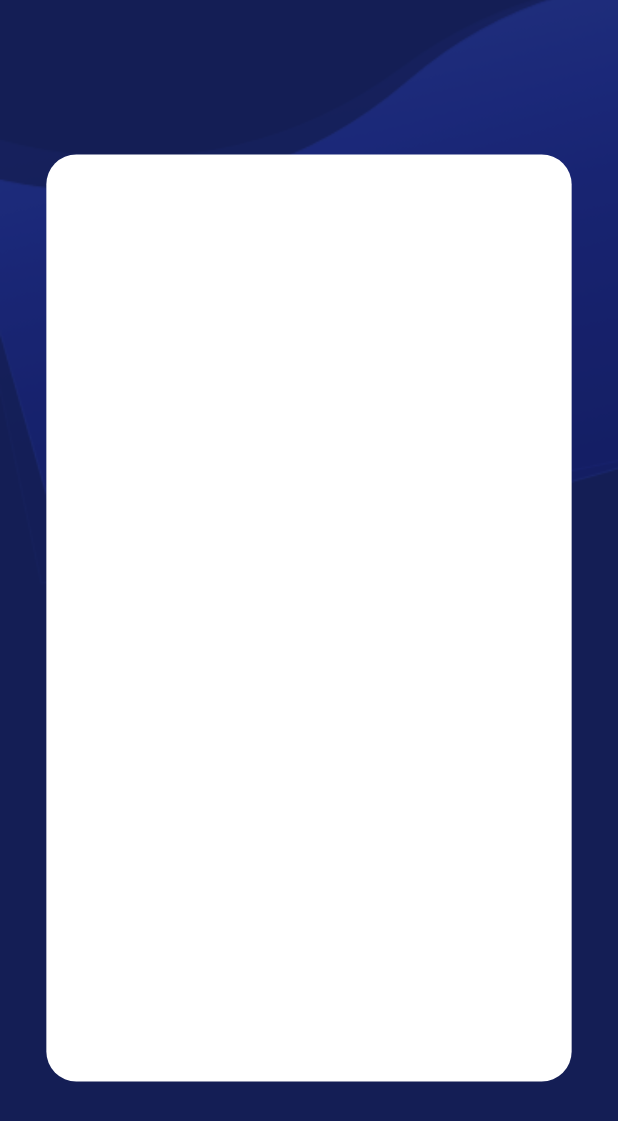
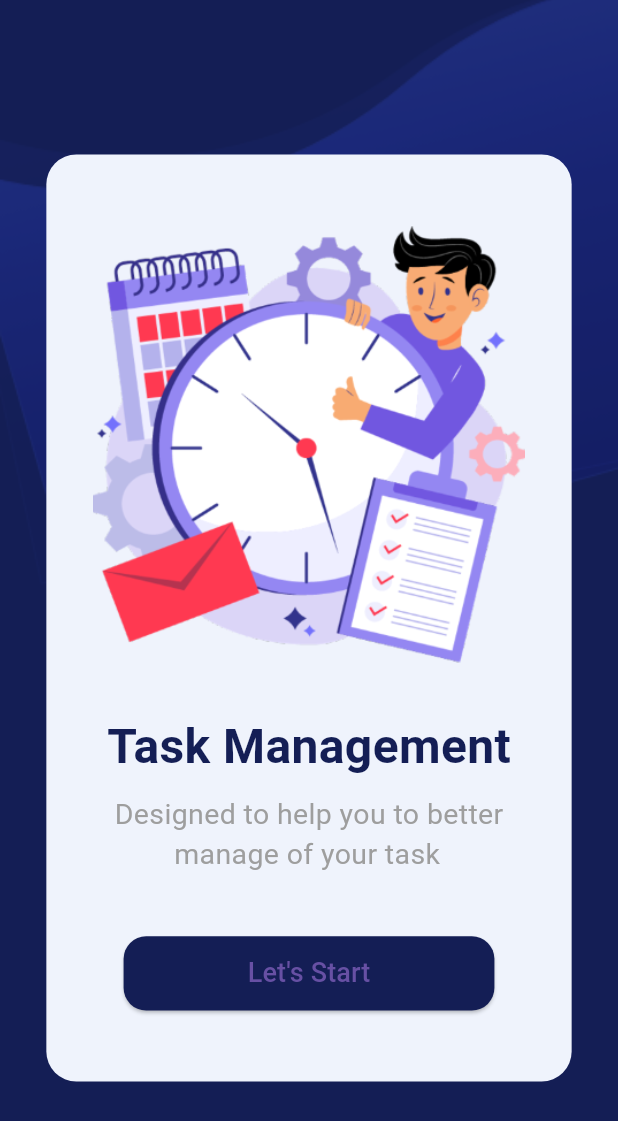
Before and after one commit to AjaryyaB/TaskManagement, a Flutter app: the screen it shows after launch, on a phone screen of 412 x 824 dp. Shown: the top 1121 px of the screen. Run offline on Flutter 3.47's test engine with Material 3 defaults, Android fonts, the phone set to English and light mode, and no system bars.

Commit message:
second page

```diff
--- a/TaskManagement/lib/LandingPage.dart
+++ b/TaskManagement/lib/LandingPage.dart
@@ -1,6 +1,9 @@
 import 'package:flutter/cupertino.dart';
 import 'package:flutter/material.dart';
+import 'package:taskmanagement/Dashboard.dart';
+import 'package:taskmanagement/constants/AppConstants.dart';
 import 'package:taskmanagement/constants/BackgroundImage.dart';
+import 'package:taskmanagement/constants/AppConstants.dart';
 
 class LandingPage extends StatefulWidget {
   const LandingPage({super.key});
@@ -22,9 +25,61 @@ class _LandingPageState extends State<LandingPage> {
         height: screenHeight * 0.75,
 
           decoration: BoxDecoration(
-            color: Colors.white,
+            color: AppConstants.cardbackground,
             borderRadius: BorderRadius.circular(20.0),
-          )
+          ),
+          child: Center(
+            child: Column(
+              mainAxisAlignment: MainAxisAlignment.center,
+            crossAxisAlignment: CrossAxisAlignment.center,
+            children: [
+         Image.asset("assets/images/Task-Management@2x.png",width: screenWidth*0.7,),
+             SizedBox(height: screenHeight*0.04,),
+              Text("Task Management",style: TextStyle(
+                fontSize:32,
+                color: AppConstants.boldBlue,
+                fontWeight: FontWeight.bold,
+
+              ),),
+              SizedBox(height: screenHeight*0.01,),
+              Text('''Designed to help you to better
+        manage of your task''',
+                style: TextStyle(
+                fontSize:19,
+                  color: Colors.grey
+
+              ),),
+              SizedBox(height: screenHeight*0.05,),
+              SizedBox(
+                width: screenWidth * 0.60,
+                height: screenHeight * 0.06,
+
+                child: ElevatedButton(
+                  style: ElevatedButton.styleFrom(
+                      // Set the background color of the button
+                    shape: RoundedRectangleBorder(
+                      borderRadius: BorderRadius.circular(15.0),
+                    ),
+                    backgroundColor: AppConstants.boldBlue,
+                  ),
+                  onPressed: () {
+
+                    Navigator.push(
+                      context,
+                      MaterialPageRoute(builder: (context) => Dashboard()),
+                    );
+                  },
+                  child: Text("Let's Start",style: TextStyle(
+                    fontSize:18,
+
+                  ),),
+                ),
+              )
+
+
+            ],
+      ),
+          ),
       ),
     )));
   }
--- a/TaskManagement/lib/constants/AppConstants.dart
+++ b/TaskManagement/lib/constants/AppConstants.dart
@@ -1,3 +1,9 @@
+import 'dart:ui';
+
 class AppConstants {
   static const String backgroundImage = "assets/images/bg.png";
+
+  //static const Color boldBlue = Color(0xff141E55);
+  static const Color boldBlue = Color.fromRGBO(20, 30, 85, 1);
+  static const Color cardbackground = Color.fromRGBO(239, 243, 252, 1);
 }
--- a/TaskManagement/lib/main.dart
+++ b/TaskManagement/lib/main.dart
@@ -3,5 +3,7 @@ import 'package:taskmanagement/LandingPage.dart';
 import 'package:taskmanagement/main.dart';
 
 void main() {
-  runApp(MaterialApp(home: LandingPage()));
+  runApp(MaterialApp(
+      debugShowCheckedModeBanner: false,
+      home: LandingPage()));
 }
--- a/TaskManagement/pubspec.yaml
+++ b/TaskManagement/pubspec.yaml
@@ -67,6 +67,9 @@ flutter:
      - assets/images/Task-Management.jpg
      - assets/images/Task-Management@2x.jpg
      - assets/images/Task-Management@3x.jpg
+     - assets/images/Task-Management.png
+     - assets/images/Task-Management@2x.png
+     - assets/images/Task-Management@3x.png
 
   # To add assets to your application, add an assets section, like this:
   # assets:
```
Also changed, not shown: TaskManagement/lib/Dashboard.dart (added, +98 -0 lines), TaskManagement/assets/images/Task-Management.png (added), TaskManagement/assets/images/Task-Management@2x.png (added), TaskManagement/assets/images/Task-Management@3x.png (added).
